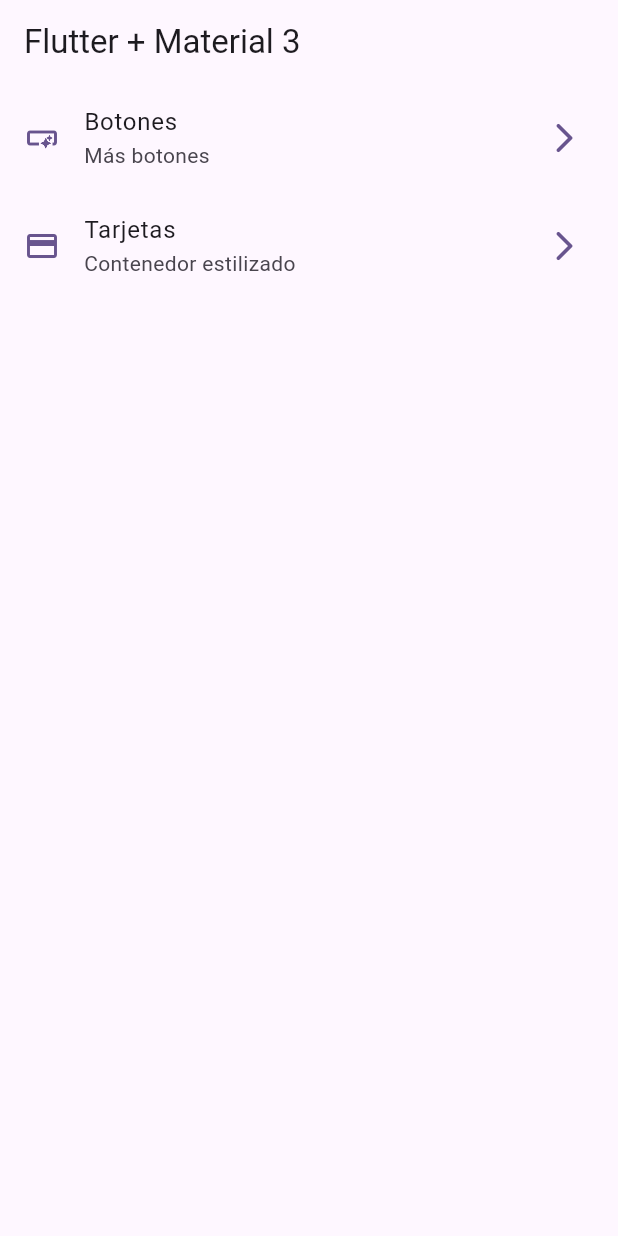
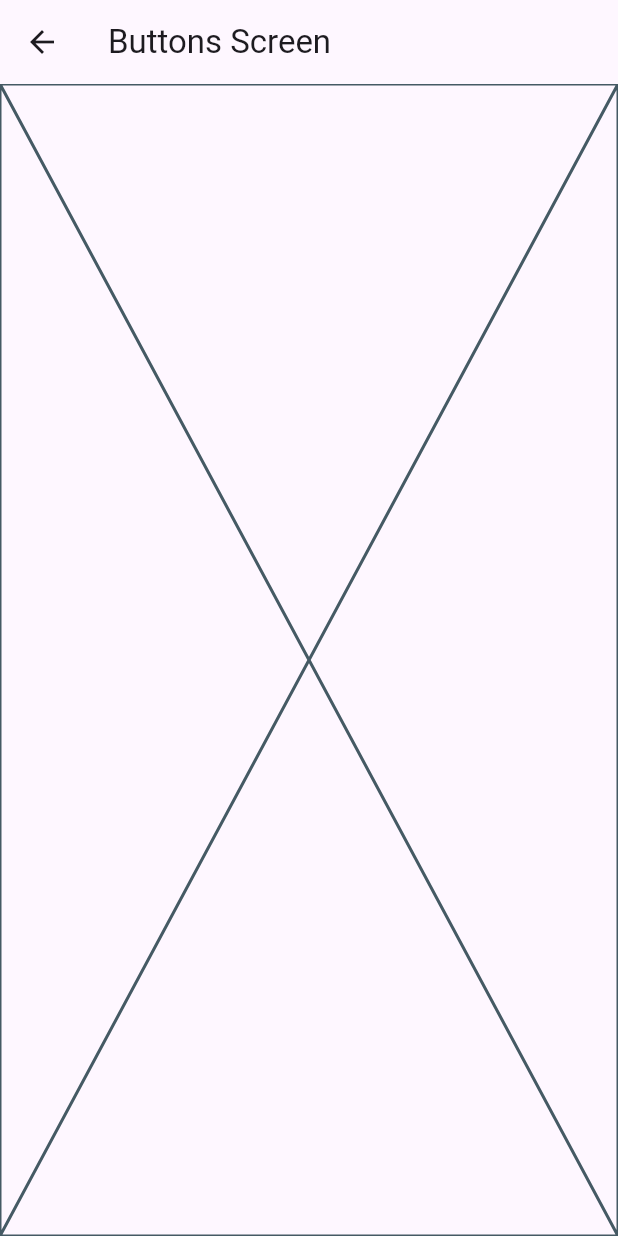
Before and after one commit to josebm01/flutter_widgets_app, a Flutter app: the screen it shows after launch, after a tap on "Botones", on a phone screen of 412 x 824 dp. Run offline on Flutter 3.47's test engine with Material 2 defaults, Android fonts, the phone set to English and light mode, and no system bars.

```diff
--- a/lib/config/menu/menu_items.dart
+++ b/lib/config/menu/menu_items.dart
@@ -32,7 +32,7 @@ class MenuItem {
     MenuItem(
       title: 'Tarjetas',
       subTitle: 'Contenedor estilizado',
-      link: '/card',
+      link: '/cards',
       icon: Icons.credit_card
     ),
 
--- a/lib/main.dart
+++ b/lib/main.dart
@@ -1,5 +1,7 @@
 import 'package:flutter/material.dart';
 import 'package:widgets_app/config/theme/app_theme.dart';
+import 'package:widgets_app/presentation/screens/buttons/buttons_screen.dart';
+import 'package:widgets_app/presentation/screens/cards/card_screen.dart';
 import 'package:widgets_app/presentation/screens/home/home_screen.dart';
 
 void main() {
@@ -15,6 +17,11 @@ class MainApp extends StatelessWidget {
       debugShowCheckedModeBanner: false,
       theme: AppTheme( selectedColor: 4 ).getTheme(),
       home: const HomeScreen(),
+      //? Rutas de las vistas
+      routes: {
+        '/buttons': (context) => const ButtonsScreen(),
+        '/cards': (context) => const CardScreen()
+      },
     );
   }
 }
--- /dev/null
+++ b/lib/presentation/screens/buttons/buttons_screen.dart
@@ -0,0 +1,16 @@
+import 'package:flutter/material.dart';
+
+
+class ButtonsScreen extends StatelessWidget {
+  const ButtonsScreen({super.key});
+
+  @override
+  Widget build(BuildContext context) {
+    return Scaffold(
+      appBar: AppBar(
+        title: const Text('Buttons Screen')
+      ),
+      body: const Placeholder(),
+    );
+  }
+}
--- a/lib/presentation/screens/home/home_screen.dart
+++ b/lib/presentation/screens/home/home_screen.dart
@@ -1,5 +1,6 @@
 import 'package:flutter/material.dart';
 import 'package:widgets_app/config/menu/menu_items.dart';
+import 'package:widgets_app/presentation/screens/buttons/buttons_screen.dart';
 
 
 class HomeScreen extends StatelessWidget {
@@ -64,7 +65,16 @@ class _CustomListTile extends StatelessWidget {
       subtitle: Text( menuItem.subTitle ),
       //? Evento para el click
       onTap: () {
+        //? Navegación a otra pantalla
+        // push - agrega una vista al stack
+          // Navigator.of(context).push(
+          //   MaterialPageRoute(
+          //     builder: (context) => const ButtonsScreen(),
+          //   ),
+          // );
 
+          //? Definiendo navegación por los nombres de las vistas
+          Navigator.pushNamed(context, menuItem.link);
       },
     );
   }
```
Also changed, not shown: lib/presentation/screens/cards/card_screen.dart (added, +16 -0 lines).
